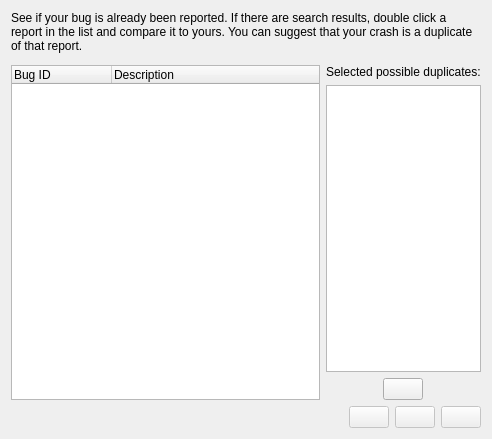
First picture: the form in drkonqi/ui/assistantpage_bugzilla_duplicates.ui, repository KDE/kde-runtime, before the edit.
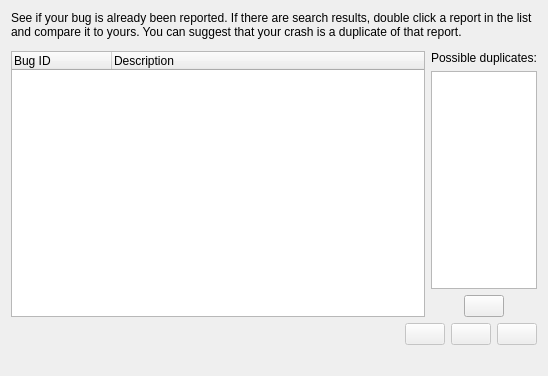
Second picture: the form after the edit. Custom widgets are drawn as their Qt base class.

Commit message:
- Added UI to allow attaching the report to an existing bug - Improved UI of the Possible Duplicate list
- BugzillaLib can now add the user to the CC list of a bug report
- Updated bugzillalibtest

- If we are going to attach new information into an existing bug report
  we need to add the reporter to the CC of that bug first

```diff
--- a/drkonqi/ui/assistantpage_bugzilla_duplicates.ui
+++ b/drkonqi/ui/assistantpage_bugzilla_duplicates.ui
@@ -6,8 +6,8 @@
    <rect>
     <x>0</x>
     <y>0</y>
-    <width>492</width>
-    <height>439</height>
+    <width>548</width>
+    <height>376</height>
    </rect>
   </property>
   <layout class="QVBoxLayout" name="verticalLayout_3">
@@ -54,7 +54,7 @@
        <item>
         <widget class="QLabel" name="m_selectedPossibleDuplicatesLabel">
          <property name="text">
-          <string comment="@label title of a listbox where the possible duplicate bug numbers are put in">Selected possible duplicates:</string>
+          <string comment="@label title of a listbox where the possible duplicate bug numbers are put in">Possible duplicates:</string>
          </property>
         </widget>
        </item>
@@ -66,6 +66,18 @@
            <verstretch>0</verstretch>
           </sizepolicy>
          </property>
+         <property name="minimumSize">
+          <size>
+           <width>100</width>
+           <height>0</height>
+          </size>
+         </property>
+         <property name="maximumSize">
+          <size>
+           <width>120</width>
+           <height>16777215</height>
+          </size>
+         </property>
         </widget>
        </item>
        <item>
@@ -140,6 +152,26 @@
      </item>
     </layout>
    </item>
+   <item>
+    <layout class="QHBoxLayout" name="horizontalLayout_4">
+     <item>
+      <widget class="QLabel" name="m_attachToReportIcon">
+       <property name="sizePolicy">
+        <sizepolicy hsizetype="Fixed" vsizetype="Fixed">
+         <horstretch>0</horstretch>
+         <verstretch>0</verstretch>
+        </sizepolicy>
+       </property>
+       <property name="text">
+        <string/>
+       </property>
+      </widget>
+     </item>
+     <item>
+      <widget class="QLabel" name="m_attachToReportLabel"/>
+     </item>
+    </layout>
+   </item>
   </layout>
  </widget>
  <customwidgets>
```
The commit also changes 7 other files.
